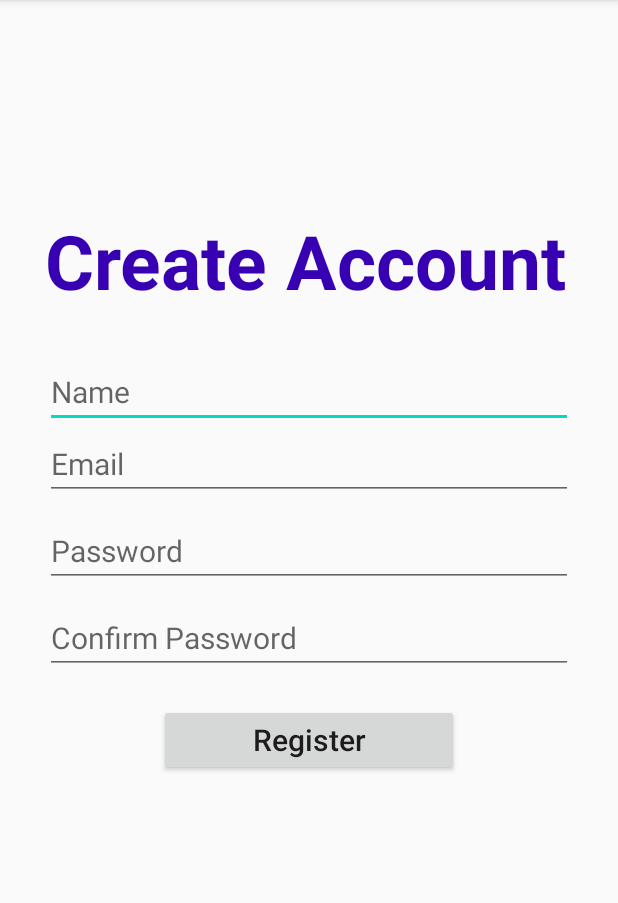
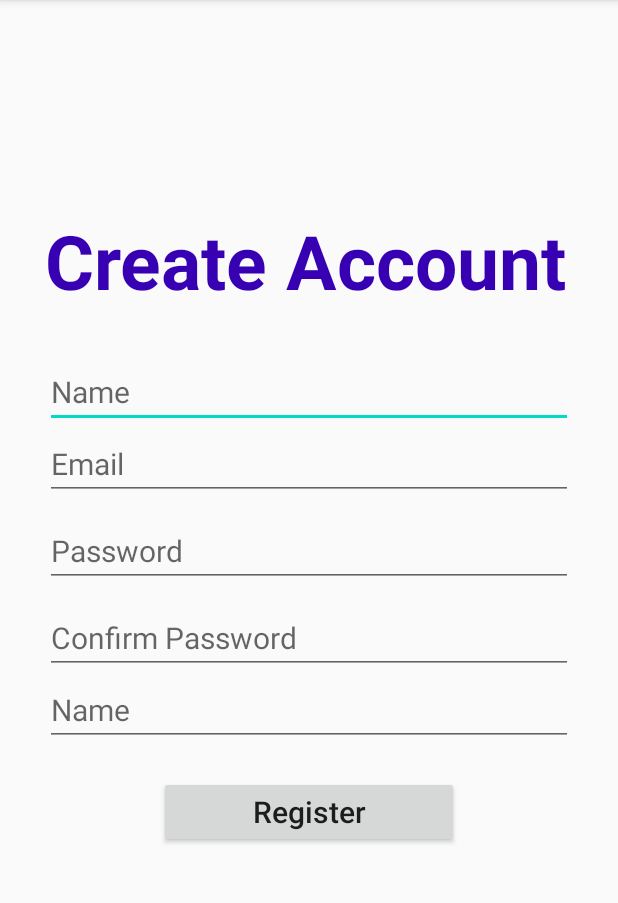
Before and after one commit to Kwongmingwei/FarisCare, an Android app: the RegisterPage screen opened directly, with no data from a screen before it, on a phone screen of 412 x 824 dp, the part 84-987 px from its top. Run offline under Robolectric (Android 15) with nearby library versions, the phone set to English and light mode, and no system bars; our stand-ins replace Firebase (no records; nobody signed in at launch, a user with empty details on screens opened directly).

Commit message:
user class updated

```diff
--- a/app/src/main/java/com/example/fariscare/RegisterPage.java
+++ b/app/src/main/java/com/example/fariscare/RegisterPage.java
@@ -6,6 +6,7 @@ import androidx.appcompat.app.AppCompatActivity;
 import android.annotation.SuppressLint;
 import android.content.Intent;
 import android.os.Bundle;
+import android.provider.ContactsContract;
 import android.util.Log;
 import android.view.View;
 import android.widget.Button;
@@ -24,7 +25,7 @@ import com.google.firebase.database.FirebaseDatabase;
 import com.google.firebase.database.ValueEventListener;
 
 public class RegisterPage extends AppCompatActivity {
-    EditText EnterEmail,EnterPassword,EnterName,ConfirmPassword,uniquekey;
+    EditText EnterEmail,EnterPassword,EnterName,ConfirmPassword,PhoneNo;
     Button RegisterButton;
     FirebaseAuth Auth;
     DatabaseReference databaseReference;
@@ -111,6 +112,12 @@ public class RegisterPage extends AppCompatActivity {
                     Toast.makeText(RegisterPage.this, "Password Do Not Match", Toast.LENGTH_SHORT).show();
                     return;
                 }
+                if (confirmPassword.equals(""))//Chris - Check for empty Inputs
+                {
+                    Log.v(TAG, "Confirm Password");
+                    Toast.makeText(RegisterPage.this, "Confirm Password", Toast.LENGTH_SHORT).show();
+                    return;
+                }
 
                 else {
                     progressBar.setVisibility(View.VISIBLE);//Chris - For user to know that the data is being processed
@@ -130,7 +137,7 @@ public class RegisterPage extends AppCompatActivity {
                                 member.setName(EnterName.getText().toString());
                                 member.setEmail(EnterEmail.getText().toString());
                                 member.setPassword(EnterPassword.getText().toString());
-
+                                member.setAddress("");
                                 //Chris -  Customised user id,make sure no two users have the same user id
                                 String id = String.valueOf(maxid + 1);
                                 //Chris - Add the user to firebase database
--- a/app/src/main/res/layout/activity_register_page.xml
+++ b/app/src/main/res/layout/activity_register_page.xml
@@ -60,8 +60,15 @@
                 android:hint="Confirm Password"
                 android:inputType="textPassword"
                 android:textSize="20dp" />
+             <EditText
+                 android:id="@+id/Enter"
+                 android:layout_width="match_parent"
+                 android:layout_height="wrap_content"
+                 android:hint="Name"
+                 android:inputType="textPersonName"
+                 android:textSize="20dp" />
 
-            <Button
+         <Button
                 android:id="@+id/RegisterButton"
                 android:layout_width="200dp"
                 android:layout_height="wrap_content"
```
Also changed, not shown: app/src/main/java/com/example/fariscare/Member.java (+41 -0 lines).
